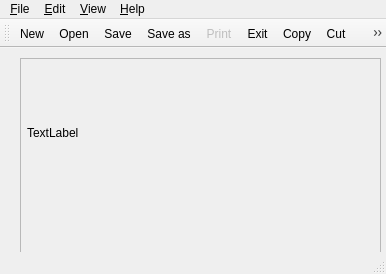
Before: the Qt Designer form imageviewer.ui in khashab00/ImageEditor, drawn with Qt 5.
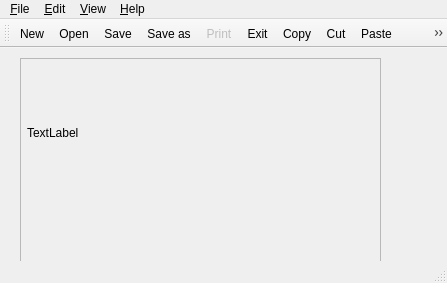
After: the same form once the commit is applied. Icons and pictures are not drawn.

Commit message: Dark mod

The edit to the form file:
```diff
--- a/imageviewer.ui
+++ b/imageviewer.ui
@@ -6,8 +6,8 @@
    <rect>
     <x>0</x>
     <y>0</y>
-    <width>386</width>
-    <height>274</height>
+    <width>447</width>
+    <height>283</height>
    </rect>
   </property>
   <property name="windowTitle">
@@ -60,8 +60,8 @@
     <rect>
      <x>0</x>
      <y>0</y>
-     <width>386</width>
-     <height>17</height>
+     <width>447</width>
+     <height>21</height>
     </rect>
    </property>
    <widget class="QMenu" name="menu_Open">
@@ -137,6 +137,8 @@
    <addaction name="action_Zoom_100"/>
    <addaction name="action_Zoom_in"/>
    <addaction name="action_Zoom_out"/>
+   <addaction name="separator"/>
+   <addaction name="action_Dark_Mood"/>
   </widget>
   <action name="action_Open">
    <property name="icon">
@@ -324,6 +326,15 @@
     <string>menuRecent_Files</string>
    </property>
   </action>
+  <action name="action_Dark_Mood">
+   <property name="icon">
+    <iconset resource="ressources.qrc">
+     <normaloff>:/images/images/pixmaps/logo.svg</normaloff>:/images/images/pixmaps/logo.svg</iconset>
+   </property>
+   <property name="text">
+    <string>Dark Mood</string>
+   </property>
+  </action>
  </widget>
  <resources>
   <include location="ressources.qrc"/>
```
Left out of the diff: 2 changed lines with no effect on the pictures. The commit also changes 245 other files.
